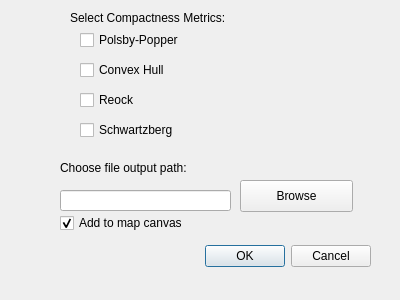
Qt form compactness_calculator_dialog_base.ui (gerrymandr/qgis-compactness) before a commit.
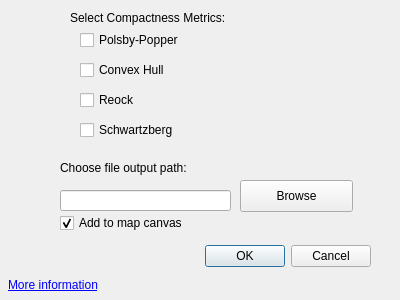
The same form after that commit.

Patch:
```diff
--- a/compactness_calculator_dialog_base.ui
+++ b/compactness_calculator_dialog_base.ui
@@ -149,6 +149,22 @@
     <string>Choose file output path:</string>
    </property>
   </widget>
+  <widget class="QLabel" name="aboutlink">
+   <property name="geometry">
+    <rect>
+     <x>8</x>
+     <y>277</y>
+     <width>131</width>
+     <height>17</height>
+    </rect>
+   </property>
+   <property name="text">
+    <string>&lt;a href=&quot;https://github.com/gerrymandr/qgis-compactness&quot;&gt;More information&lt;/a&gt;</string>
+   </property>
+   <property name="openExternalLinks">
+    <bool>true</bool>
+   </property>
+  </widget>
  </widget>
  <resources/>
  <connections>
```
